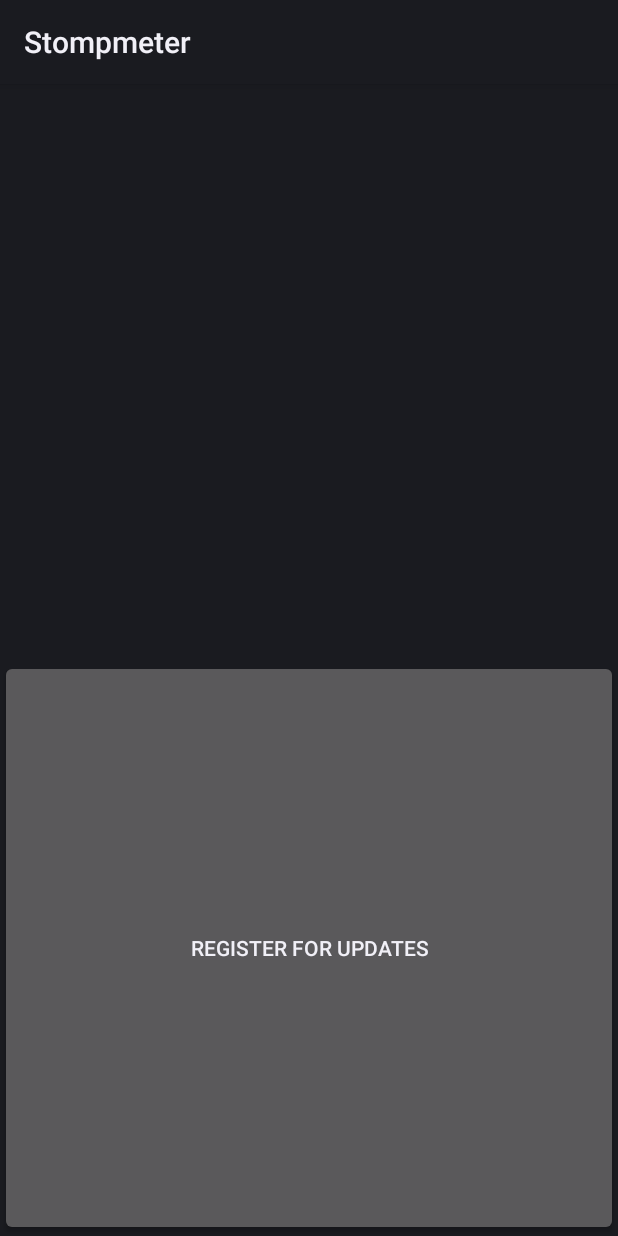
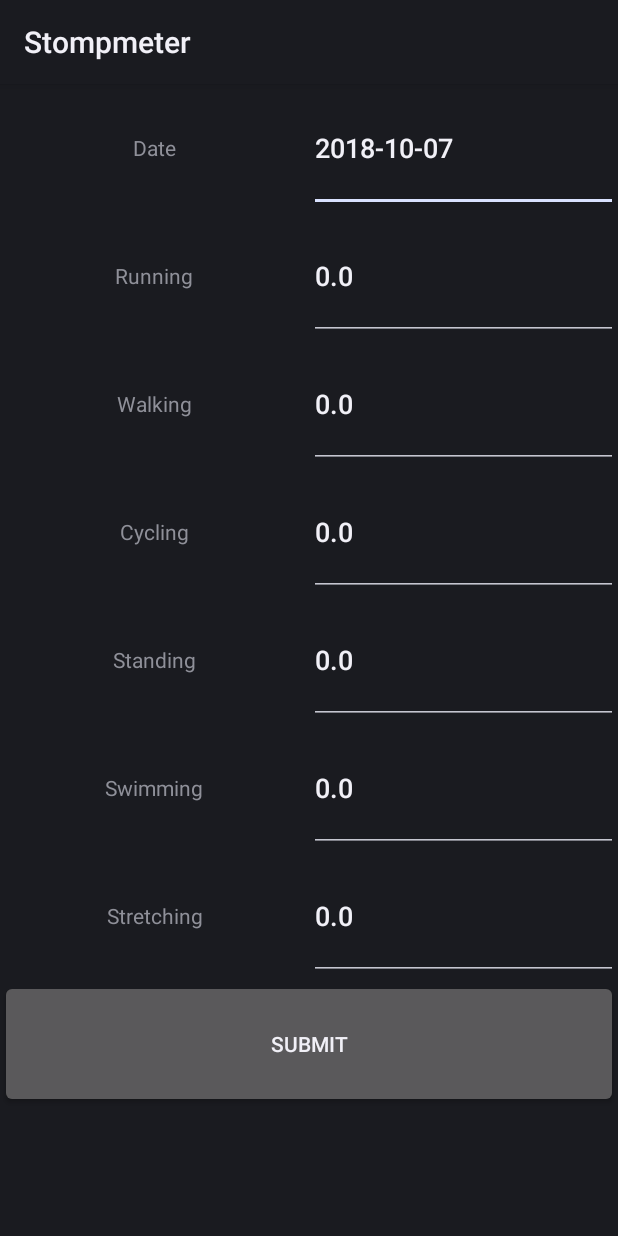
Before and after one commit to charmasaur/stompmeter, an Android app: the screen it shows after launch (MainActivity), on a phone screen of 412 x 824 dp. Run offline under Robolectric (Android 15) with nearby library versions, the phone set to English and light mode, and no system bars; 1 statement that could not run was skipped.

Commit message:
Show+edit date and activity times
They're also wired up to the notification.

```diff
--- a/android/src/main/AndroidManifest.xml
+++ b/android/src/main/AndroidManifest.xml
@@ -10,7 +10,8 @@
     android:label="Stompmeter">
 
     <activity
-      android:name=".MainActivity">
+      android:name=".MainActivity"
+      android:launchMode="singleTop">
       <intent-filter>
           <action android:name="android.intent.action.MAIN" />
           <category android:name="android.intent.category.DEFAULT" />
--- a/android/src/main/java/com/github/charmasaur/stompmeter/MainActivity.java
+++ b/android/src/main/java/com/github/charmasaur/stompmeter/MainActivity.java
@@ -3,29 +3,155 @@ package com.github.charmasaur.stompmeter;
 import android.content.Intent;
 import android.os.Bundle;
 import android.support.v4.app.FragmentActivity;
+import android.util.Log;
 import android.view.View;
 import android.view.ViewGroup;
+import android.widget.Button;
+import android.widget.EditText;
 import android.widget.TextView;
+import com.google.common.collect.ImmutableList;
+import java.text.SimpleDateFormat;
+import java.util.Date;
+import java.util.HashMap;
+import java.util.Map;
+import java.util.TimeZone;
 
 public final class MainActivity extends FragmentActivity {
+  private static final String TAG = MainActivity.class.getSimpleName();
+
   public static final String ACTION_ACTIVITY = "com.github.charmasaur.stompmeter.ACTIVITY";
+
+  private static final class Entry {
+    private final String queryParam;
+    private final EditText editText;
+
+    public Entry(String queryParam, EditText editText) {
+      this.queryParam = queryParam;
+      this.editText = editText;
+    }
+
+    public void setValue(String value) {
+      editText.setText(value);
+    }
+
+    public String getKey() {
+      return queryParam;
+    }
+
+    public String getValue() {
+      return editText.getText().toString();
+    }
+  }
+
+  private static final class Mergable {
+    private final String key;
+    private final Entry config;
+
+    private long durationMs;
+
+    public Mergable(String key, Entry config) {
+      this.key = key;
+      this.config = config;
+    }
+
+    public void merge(long additionalDurationMs) {
+      durationMs += additionalDurationMs;
+      Log.i(TAG, "Duration of " + key + ": " + durationMs);
+      config.setValue(String.format("%.1f", ((float) durationMs / (1000.f * 60.f * 60.f))));
+    }
+
+    public String getKey() {
+      return key;
+    }
+  }
+
+  private Entry createNumberEntry(String displayName, String queryParam) {
+    View view = getLayoutInflater().inflate(R.layout.item, root, /* attachToRoot= */ false);
+    TextView text = (TextView) view.findViewById(R.id.text);
+    text.setText(displayName);
+    EditText editText = (EditText) view.findViewById(R.id.edittext);
+    root.addView(view);
+    Entry config = new Entry(queryParam, editText);
+    config.setValue("0.0");
+    return config;
+  }
+
+  private Entry createDateEntry(String displayName, String queryParam) {
+    View view = getLayoutInflater().inflate(R.layout.date_item, root, /* attachToRoot= */ false);
+    TextView text = (TextView) view.findViewById(R.id.text);
+    text.setText(displayName);
+    EditText editText = (EditText) view.findViewById(R.id.edittext);
+    root.addView(view);
+    Entry config = new Entry(queryParam, editText);
+    SimpleDateFormat format = new SimpleDateFormat("yyyy-MM-dd");
+    format.setTimeZone(TimeZone.getDefault());
+    config.setValue(format.format(new Date()));
+    return config;
+  }
+
+  private ImmutableList<Entry> entries;
+  private ImmutableList<Mergable> mergables;
+  private ViewGroup root;
+  private TextView status;
 
   @Override
   public void onCreate(Bundle savedInstanceState) {
     super.onCreate(savedInstanceState);
+
     setContentView(R.layout.main);
-    findViewById(R.id.register).setOnClickListener(view -> register());
+    root = (ViewGroup) findViewById(R.id.root);
+
+    ImmutableList.Builder<Entry> entriesBuilder = new ImmutableList.Builder<>();
+    ImmutableList.Builder<Mergable> mergablesBuilder = new ImmutableList.Builder<>();
+
+    entriesBuilder.add(createDateEntry("Date", "date"));
+
+    Entry running = createNumberEntry("Running", "running");
+    entriesBuilder.add(running);
+    mergablesBuilder.add(
+        new Mergable(Database.getActivityKey(Database.Activity.RUNNING), running));
+
+    Entry walking = createNumberEntry("Walking", "walking");
+    entriesBuilder.add(walking);
+    mergablesBuilder.add(
+        new Mergable(Database.getActivityKey(Database.Activity.WALKING), walking));
+
+    Entry cycling = createNumberEntry("Cycling", "cycling");
+    entriesBuilder.add(cycling);
+    mergablesBuilder.add(
+        new Mergable(Database.getActivityKey(Database.Activity.CYCLING), cycling));
+
+    entriesBuilder.add(createNumberEntry("Standing", "standing"));
+    entriesBuilder.add(createNumberEntry("Swimming", "swimming"));
+    entriesBuilder.add(createNumberEntry("Stretching", "stretching"));
+
+    entries = entriesBuilder.build();
+    mergables = mergablesBuilder.build();
+
+    Button button =
+        (Button) getLayoutInflater().inflate(R.layout.submit, root, /* attachToRoot= */ false);
+    button.setOnClickListener(view -> submit());
+    root.addView(button);
+
+    status =
+      (TextView) getLayoutInflater().inflate(R.layout.status, root, /* attachToRoot= */ false);
+    root.addView(status);
+
     handleIntent(getIntent());
+  }
+
+  @Override
+  protected void onNewIntent(Intent intent) {
+    handleIntent(intent);
   }
 
   private void handleIntent(Intent intent) {
     if (!ACTION_ACTIVITY.equals(intent.getAction())) {
+      Log.e(TAG, "Unrecognised intent action: " + intent.getAction());
       return;
     }
-    ((TextView) findViewById(R.id.text)).setText("Received some data: " + intent.getExtras());
-  }
-
-  private void register() {
-    sendBroadcast(new Intent(this, RequestUpdatesReceiver.class));
+    for (Mergable mergable : mergables) {
+      mergable.merge(intent.getLongExtra(mergable.getKey(), 0));
+    }
   }
 }
--- /dev/null
+++ b/android/src/main/res/layout/date_item.xml
@@ -0,0 +1,23 @@
+<LinearLayout xmlns:android="http://schemas.android.com/apk/res/android"
+  xmlns:app="http://schemas.android.com/apk/res-auto"
+  android:layout_width="match_parent"
+  android:layout_height="0dp"
+  android:layout_weight="1"
+  android:orientation="horizontal">
+
+  <TextView
+    android:layout_width="0dp"
+    android:layout_height="match_parent"
+    android:layout_weight="1"
+    android:gravity="center"
+    android:id="@+id/text"/>
+
+  <EditText
+    android:layout_width="0dp"
+    android:layout_height="match_parent"
+    android:layout_weight="1"
+    android:inputType="text"
+    android:maxLines="1"
+    android:id="@+id/edittext"/>
+
+</LinearLayout>
--- /dev/null
+++ b/android/src/main/res/layout/item.xml
@@ -0,0 +1,22 @@
+<LinearLayout xmlns:android="http://schemas.android.com/apk/res/android"
+  xmlns:app="http://schemas.android.com/apk/res-auto"
+  android:layout_width="match_parent"
+  android:layout_height="0dp"
+  android:layout_weight="1"
+  android:orientation="horizontal">
+
+  <TextView
+    android:layout_width="0dp"
+    android:layout_height="match_parent"
+    android:layout_weight="1"
+    android:gravity="center"
+    android:id="@+id/text"/>
+
+  <EditText
+    android:layout_width="0dp"
+    android:layout_height="match_parent"
+    android:layout_weight="1"
+    android:inputType="number"
+    android:id="@+id/edittext"/>
+
+</LinearLayout>
--- a/android/src/main/res/layout/main.xml
+++ b/android/src/main/res/layout/main.xml
@@ -1,9 +1,11 @@
 <LinearLayout xmlns:android="http://schemas.android.com/apk/res/android"
   xmlns:app="http://schemas.android.com/apk/res-auto"
+  android:id="@+id/root"
   android:layout_width="match_parent"
   android:layout_height="match_parent"
   android:orientation="vertical">
 
+  <!--
   <TextView
     android:layout_width="match_parent"
     android:layout_height="0dp"
@@ -15,6 +17,6 @@
     android:layout_height="0dp"
     android:layout_weight="1"
     android:id="@+id/register"
-    android:text="Register for updates"/>
+    android:text="Register for updates"/>-->
 
 </LinearLayout>
--- /dev/null
+++ b/android/src/main/res/layout/status.xml
@@ -0,0 +1,6 @@
+<TextView xmlns:android="http://schemas.android.com/apk/res/android"
+  xmlns:app="http://schemas.android.com/apk/res-auto"
+  android:layout_width="match_parent"
+  android:layout_height="0dp"
+  android:layout_weight="1"
+  android:gravity="center"/>
--- /dev/null
+++ b/android/src/main/res/layout/submit.xml
@@ -0,0 +1,6 @@
+<Button xmlns:android="http://schemas.android.com/apk/res/android"
+  xmlns:app="http://schemas.android.com/apk/res-auto"
+  android:layout_width="match_parent"
+  android:layout_height="0dp"
+  android:layout_weight="1"
+  android:text="@string/submit"/>
--- a/android/src/main/res/values/strings.xml
+++ b/android/src/main/res/values/strings.xml
@@ -7,4 +7,6 @@
     <string name="noti_unknown">did something</string>
     <string name="noti_title">You %1$s for %2$s at %3$s</string>
     <string name="minutes">%1$d minutes</string>
+
+    <string name="submit">Submit</string>
 </resources>
```
